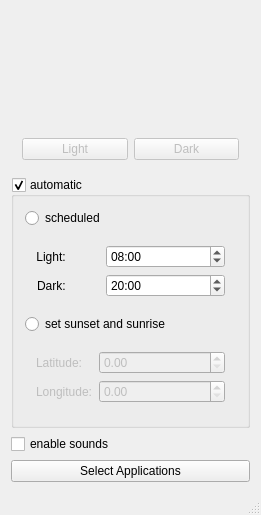
Old version of the form src/ui/mainwindow.ui in the repository oskarsh/Yin-Yang.
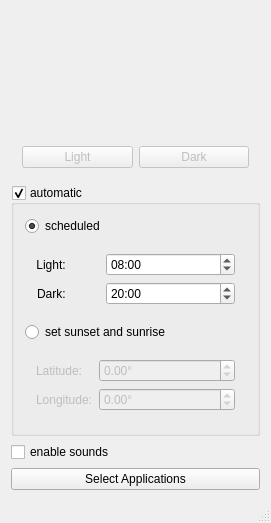
New version of the form. Icons and pictures are not drawn.

The edit to the form file:
```diff
--- a/src/ui/mainwindow.ui
+++ b/src/ui/mainwindow.ui
@@ -12,14 +12,14 @@
    <rect>
     <x>0</x>
     <y>0</y>
-    <width>261</width>
-    <height>515</height>
+    <width>271</width>
+    <height>523</height>
    </rect>
   </property>
-  <property name="baseSize">
+  <property name="minimumSize">
    <size>
-    <width>300</width>
-    <height>460</height>
+    <width>271</width>
+    <height>0</height>
    </size>
   </property>
   <property name="windowTitle">
@@ -33,62 +33,8 @@
    <layout class="QVBoxLayout" name="verticalLayout_2">
     <item>
      <layout class="QHBoxLayout" name="logo">
-      <item>
-       <spacer name="horizontalSpacer">
-        <property name="orientation">
-         <enum>Qt::Horizontal</enum>
-        </property>
-        <property name="sizeHint" stdset="0">
-         <size>
-          <width>40</width>
-          <height>20</height>
-         </size>
-        </property>
-       </spacer>
-      </item>
-      <item>
+      <item alignment="Qt::AlignHCenter|Qt::AlignVCenter">
        <widget class="QLabel" name="imgLogo">
-        <property name="sizePolicy">
-         <sizepolicy hsizetype="Minimum" vsizetype="Minimum">
-          <horstretch>0</horstretch>
-          <verstretch>0</verstretch>
-         </sizepolicy>
-        </property>
-        <property name="minimumSize">
-         <size>
-          <width>0</width>
-          <height>0</height>
-         </size>
-        </property>
-        <property name="maximumSize">
-         <size>
-          <width>1000</width>
-          <height>1000</height>
-         </size>
-        </property>
-        <property name="sizeIncrement">
-         <size>
-          <width>0</width>
-          <height>0</height>
-         </size>
-        </property>
-        <property name="baseSize">
-         <size>
-          <width>0</width>
-          <height>0</height>
-         </size>
-        </property>
-        <property name="font">
-         <font>
-          <pointsize>20</pointsize>
-         </font>
-        </property>
-        <property name="text">
-         <string/>
-        </property>
-        <property name="textFormat">
-         <enum>Qt::RichText</enum>
-        </property>
         <property name="pixmap">
          <pixmap resource="../../resources.qrc">:/icons/assets/yin-yang.svg</pixmap>
         </property>
@@ -100,19 +46,6 @@
         </property>
        </widget>
       </item>
-      <item>
-       <spacer name="horizontalSpacer_2">
-        <property name="orientation">
-         <enum>Qt::Horizontal</enum>
-        </property>
-        <property name="sizeHint" stdset="0">
-         <size>
-          <width>40</width>
-          <height>20</height>
-         </size>
-        </property>
-       </spacer>
-      </item>
      </layout>
     </item>
     <item>
@@ -173,6 +106,9 @@
          <property name="text">
           <string>scheduled</string>
          </property>
+         <property name="checked">
+          <bool>true</bool>
+         </property>
         </widget>
        </item>
        <item>
@@ -266,10 +202,30 @@
            </widget>
           </item>
           <item row="0" column="1">
-           <widget class="QDoubleSpinBox" name="inLatitude"/>
+           <widget class="QDoubleSpinBox" name="inLatitude">
+            <property name="suffix">
+             <string>°</string>
+            </property>
+            <property name="minimum">
+             <double>-90.000000000000000</double>
+            </property>
+            <property name="maximum">
+             <double>90.000000000000000</double>
+            </property>
+           </widget>
           </item>
           <item row="1" column="1">
-           <widget class="QDoubleSpinBox" name="inLongitude"/>
+           <widget class="QDoubleSpinBox" name="inLongitude">
+            <property name="suffix">
+             <string>°</string>
+            </property>
+            <property name="minimum">
+             <double>-180.000000000000000</double>
+            </property>
+            <property name="maximum">
+             <double>180.000000000000000</double>
+            </property>
+           </widget>
           </item>
          </layout>
         </widget>
```
Left out of the diff: 3 changed lines with no effect on the pictures.
